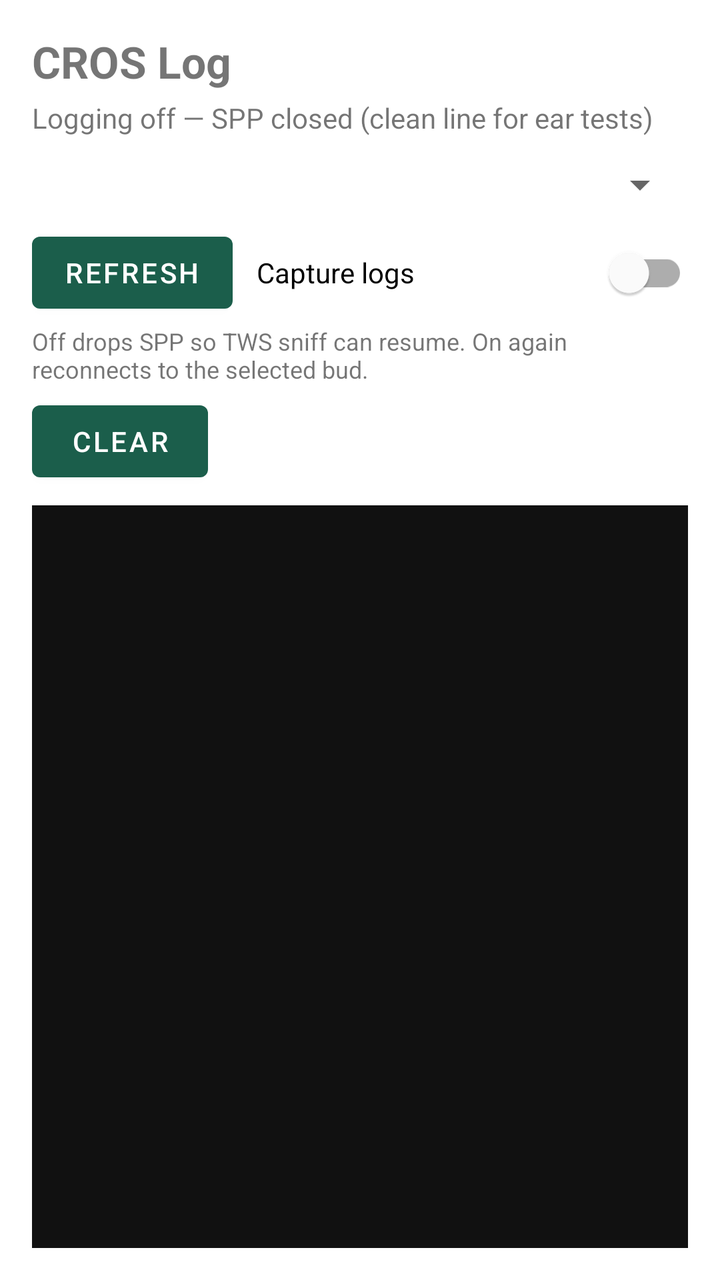
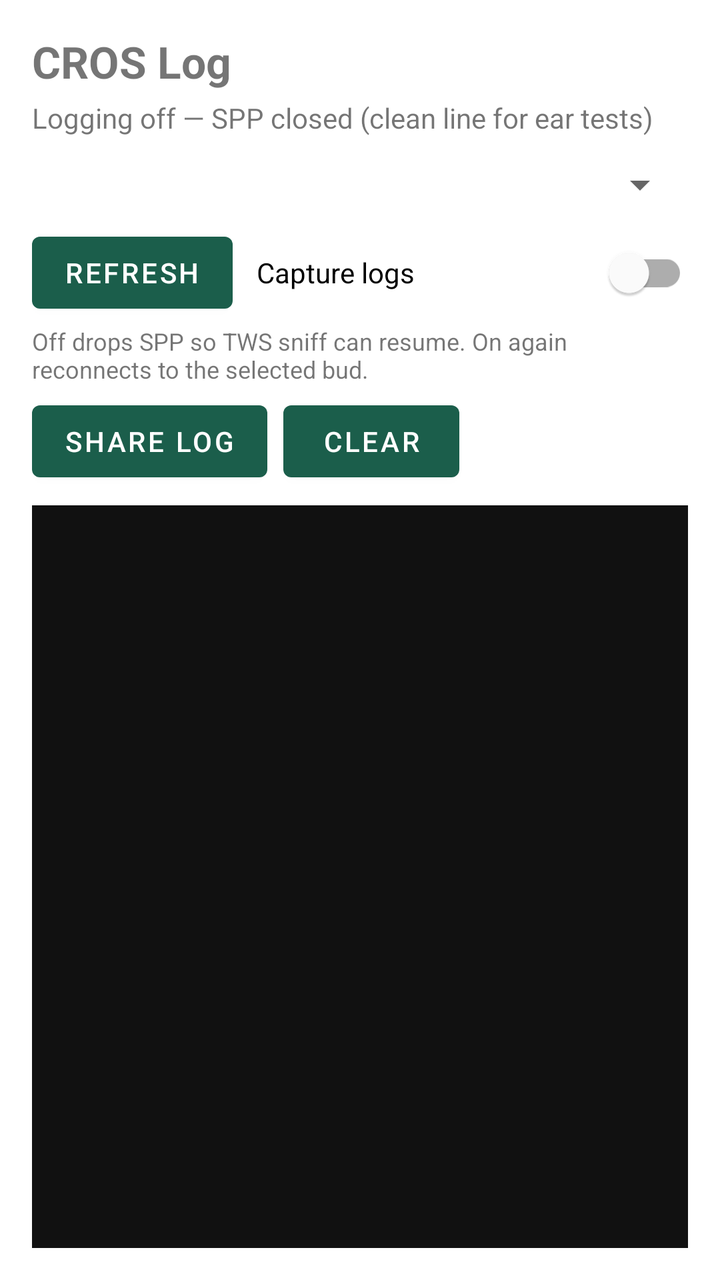

Compare the two renders of this Android layout. The source of the first and the diff that turns it into the second are given below.
<!-- AndroidManifest.xml: application theme Theme.CrosLog -->
<!-- res/layout/activity_main.xml -->
<?xml version="1.0" encoding="utf-8"?>
<androidx.constraintlayout.widget.ConstraintLayout xmlns:android="http://schemas.android.com/apk/res/android"
    xmlns:app="http://schemas.android.com/apk/res-auto"
    android:layout_width="match_parent"
    android:layout_height="match_parent"
    android:padding="16dp">

    <TextView
        android:id="@+id/titleText"
        android:layout_width="0dp"
        android:layout_height="wrap_content"
        android:text="@string/app_name"
        android:textSize="22sp"
        android:textStyle="bold"
        app:layout_constraintEnd_toEndOf="parent"
        app:layout_constraintStart_toStartOf="parent"
        app:layout_constraintTop_toTopOf="parent" />

    <TextView
        android:id="@+id/statusText"
        android:layout_width="0dp"
        android:layout_height="wrap_content"
        android:layout_marginTop="4dp"
        android:text="@string/status_idle"
        app:layout_constraintEnd_toEndOf="parent"
        app:layout_constraintStart_toStartOf="parent"
        app:layout_constraintTop_toBottomOf="@id/titleText" />

    <Spinner
        android:id="@+id/deviceSpinner"
        android:layout_width="0dp"
        android:layout_height="wrap_content"
        android:layout_marginTop="12dp"
        app:layout_constraintEnd_toEndOf="parent"
        app:layout_constraintStart_toStartOf="parent"
        app:layout_constraintTop_toBottomOf="@id/statusText" />

    <LinearLayout
        android:id="@+id/controlRow"
        android:layout_width="0dp"
        android:layout_height="wrap_content"
        android:layout_marginTop="8dp"
        android:gravity="center_vertical"
        android:orientation="horizontal"
        app:layout_constraintEnd_toEndOf="parent"
        app:layout_constraintStart_toStartOf="parent"
        app:layout_constraintTop_toBottomOf="@id/deviceSpinner">

        <Button
            android:id="@+id/refreshButton"
            android:layout_width="wrap_content"
            android:layout_height="wrap_content"
            android:text="@string/refresh" />

        <com.google.android.material.switchmaterial.SwitchMaterial
            android:id="@+id/loggingSwitch"
            android:layout_width="0dp"
            android:layout_height="wrap_content"
            android:layout_marginStart="12dp"
            android:layout_weight="1"
            android:checked="false"
            android:text="@string/logging_toggle" />
    </LinearLayout>

    <TextView
        android:id="@+id/loggingHint"
        android:layout_width="0dp"
        android:layout_height="wrap_content"
        android:layout_marginTop="2dp"
        android:text="@string/logging_hint"
        android:textSize="12sp"
        app:layout_constraintEnd_toEndOf="parent"
        app:layout_constraintStart_toStartOf="parent"
        app:layout_constraintTop_toBottomOf="@id/controlRow" />

    <Button
        android:id="@+id/clearButton"
        android:layout_width="wrap_content"
        android:layout_height="wrap_content"
        android:layout_marginTop="4dp"
        android:text="@string/clear"
        app:layout_constraintStart_toStartOf="parent"
        app:layout_constraintTop_toBottomOf="@id/loggingHint" />

    <ScrollView
        android:id="@+id/logScroll"
        android:layout_width="0dp"
        android:layout_height="0dp"
        android:layout_marginTop="8dp"
        android:background="#111111"
        android:fillViewport="true"
        android:padding="8dp"
        app:layout_constraintBottom_toBottomOf="parent"
        app:layout_constraintEnd_toEndOf="parent"
        app:layout_constraintStart_toStartOf="parent"
        app:layout_constraintTop_toBottomOf="@id/clearButton">

        <TextView
            android:id="@+id/logView"
            android:layout_width="match_parent"
            android:layout_height="wrap_content"
            android:fontFamily="monospace"
            android:textColor="#B8F0C8"
            android:textIsSelectable="true"
            android:textSize="12sp" />
    </ScrollView>
</androidx.constraintlayout.widget.ConstraintLayout>
<!-- resources referenced by this layout -->
<resources>
  <string name="app_name">CROS Log</string>
  <string name="clear">Clear</string>
  <string name="logging_hint">Off drops SPP so TWS sniff can resume. On again reconnects to the selected bud.</string>
  <string name="logging_toggle">Capture logs</string>
  <string name="refresh">Refresh</string>
  <string name="status_idle">Logging off — SPP closed (clean line for ear tests)</string>
  <style name="Theme.CrosLog" parent="Theme.MaterialComponents.DayNight.DarkActionBar">
          <item name="colorPrimary">#1B5E4B</item>
          <item name="colorPrimaryVariant">#0F3D31</item>
          <item name="colorOnPrimary">#FFFFFF</item>
          <item name="colorSecondary">#C4A35A</item>
          <item name="android:statusBarColor">#0F3D31</item>
      </style>
</resources>

<!-- the commit's change to res/layout/activity_main.xml (unified diff, before → after) -->
@@ -73,14 +73,29 @@
         app:layout_constraintStart_toStartOf="parent"
         app:layout_constraintTop_toBottomOf="@id/controlRow" />
 
-    <Button
-        android:id="@+id/clearButton"
-        android:layout_width="wrap_content"
+    <LinearLayout
+        android:id="@+id/actionRow"
+        android:layout_width="0dp"
         android:layout_height="wrap_content"
         android:layout_marginTop="4dp"
-        android:text="@string/clear"
+        android:orientation="horizontal"
+        app:layout_constraintEnd_toEndOf="parent"
         app:layout_constraintStart_toStartOf="parent"
-        app:layout_constraintTop_toBottomOf="@id/loggingHint" />
+        app:layout_constraintTop_toBottomOf="@id/loggingHint">
+
+        <Button
+            android:id="@+id/shareButton"
+            android:layout_width="wrap_content"
+            android:layout_height="wrap_content"
+            android:text="@string/share" />
+
+        <Button
+            android:id="@+id/clearButton"
+            android:layout_width="wrap_content"
+            android:layout_height="wrap_content"
+            android:layout_marginStart="8dp"
+            android:text="@string/clear" />
+    </LinearLayout>
 
     <ScrollView
         android:id="@+id/logScroll"
@@ -93,7 +108,7 @@
         app:layout_constraintBottom_toBottomOf="parent"
         app:layout_constraintEnd_toEndOf="parent"
         app:layout_constraintStart_toStartOf="parent"
-        app:layout_constraintTop_toBottomOf="@id/clearButton">
+        app:layout_constraintTop_toBottomOf="@id/actionRow">
 
         <TextView
             android:id="@+id/logView"
<!-- resource entries referenced after the edit -->
@@ -5,6 +5,7 @@
   <string name="logging_hint">Off drops SPP so TWS sniff can resume. On again reconnects to the selected bud.</string>
   <string name="logging_toggle">Capture logs</string>
   <string name="refresh">Refresh</string>
+  <string name="share">Share log</string>
   <string name="status_idle">Logging off — SPP closed (clean line for ear tests)</string>
   <style name="Theme.CrosLog" parent="Theme.MaterialComponents.DayNight.DarkActionBar">
           <item name="colorPrimary">#1B5E4B</item>
